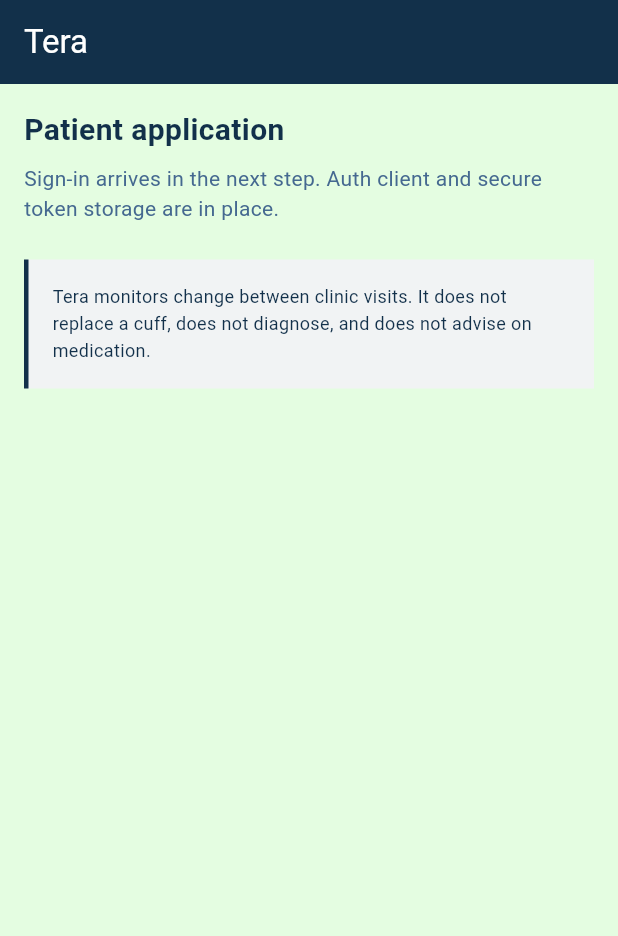
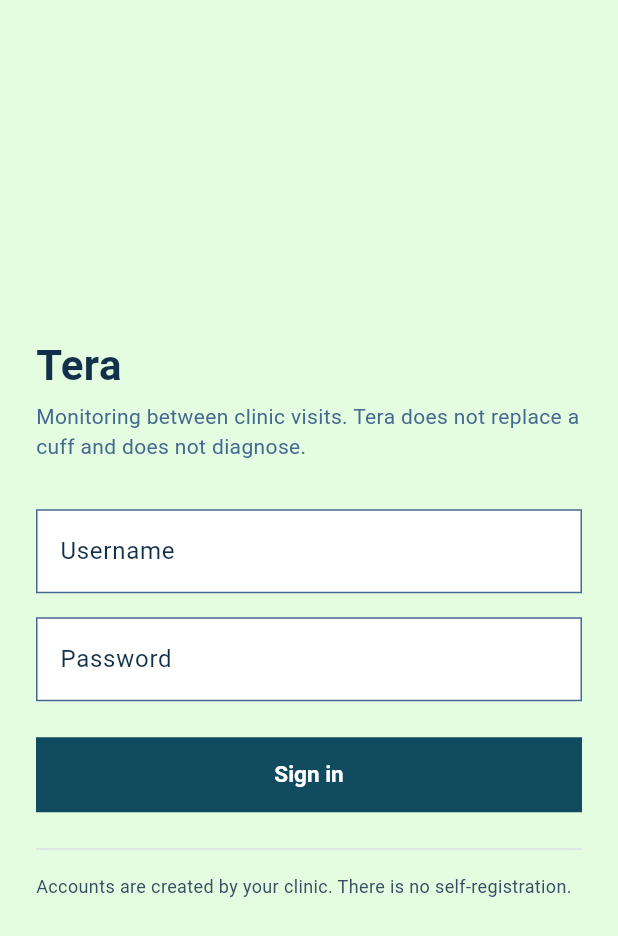
Before and after one commit to fideligo/tera-mobile, a Flutter app: the screen it shows after launch, on a phone screen of 412 x 824 dp. Shown: the top 936 px of the screen. Run offline on Flutter 3.47's test engine with Material 3 defaults, Android fonts, the phone set to English and light mode, and no system bars; our stand-ins replace flutter_secure_storage.

Commit message:
feat(patient): sign-in, session restore, sign-out and session-loss recovery
Wires the auth client from M1 into a working flow: launch restores a stored session,
sign-in and sign-out work, and a refresh that cannot be recovered returns the app to
sign-in rather than leaving the patient tapping a screen whose requests all fail.

- AuthController is a ChangeNotifier, not a state-management package. The app has one
  piece of global state; a dependency to hold a boolean and a session would be the
  worse trade.
- Restore trusts stored tokens without a round trip. The first real request refreshes
  or fails; blocking launch on a network call would leave a patient watching a spinner
  on a bad connection.
- The sign-in error repeats the backend's deliberate ambiguity - the API answers
  identically for an unknown account and a wrong password, so the UI must not narrow
  it down either. An unreachable backend is reported as a connection problem, not as
  bad credentials, because telling someone their password is wrong when the network is
  down sends them to reset a password that was fine.
- The failed-sign-in panel uses the system-flag treatment, not red. Red is absent from
  the palette by design and a rejected sign-in is a system state.

16 tests, analyze clean.

```diff
--- /dev/null
+++ b/patient/lib/auth/auth_controller.dart
@@ -0,0 +1,75 @@
+/// Session state for the app.
+///
+/// A [ChangeNotifier] rather than a state-management package: the app has one piece of global
+/// state — whether someone is signed in — and adding a dependency to hold one boolean and a
+/// [StoredSession] would be a worse trade than the twenty lines below.
+library;
+
+import 'package:flutter/foundation.dart';
+
+import '../api/api_client.dart';
+import 'token_store.dart';
+
+enum AuthStatus { checking, signedOut, signedIn }
+
+class AuthController extends ChangeNotifier {
+  AuthController({required ApiClient api}) : _api = api;
+
+  final ApiClient _api;
+
+  AuthStatus _status = AuthStatus.checking;
+  StoredSession? _session;
+  String? _error;
+
+  AuthStatus get status => _status;
+  StoredSession? get session => _session;
+  String? get error => _error;
+  bool get isSignedIn => _status == AuthStatus.signedIn;
+
+  /// Restore a session from secure storage at launch.
+  ///
+  /// A stored session is treated as valid without a round trip: the first real request will
+  /// refresh or fail, and blocking the launch on a network call would leave a patient staring
+  /// at a spinner on a bad connection.
+  Future<void> restore() async {
+    _session = await _api.currentSession();
+    _status = _session == null ? AuthStatus.signedOut : AuthStatus.signedIn;
+    notifyListeners();
+  }
+
+  Future<bool> signIn({required String username, required String password}) async {
+    _error = null;
+    notifyListeners();
+
+    try {
+      _session = await _api.signIn(username: username, password: password);
+      _status = AuthStatus.signedIn;
+      notifyListeners();
+      return true;
+    } on ApiException catch (e) {
+      _error = e.message;
+      notifyListeners();
+      return false;
+    } on Object {
+      _error = 'Could not reach Tera. Check your connection and try again.';
+      notifyListeners();
+      return false;
+    }
+  }
+
+  Future<void> signOut() async {
+    await _api.signOut();
+    _session = null;
+    _status = AuthStatus.signedOut;
+    _error = null;
+    notifyListeners();
+  }
+
+  /// Called by [ApiClient] when a refresh fails and the session cannot be recovered.
+  void onSessionLost() {
+    _session = null;
+    _status = AuthStatus.signedOut;
+    _error = 'Your session has ended. Please sign in again.';
+    notifyListeners();
+  }
+}
--- a/patient/lib/main.dart
+++ b/patient/lib/main.dart
@@ -17,7 +17,10 @@ library;
 import 'package:flutter/material.dart';
 
 import 'api/api_client.dart';
+import 'auth/auth_controller.dart';
 import 'auth/token_store.dart';
+import 'ui/home_screen.dart';
+import 'ui/sign_in_screen.dart';
 import 'ui/tokens.dart';
 
 /// The backend, overridable at build time so a demo can point at a laptop on the venue
@@ -43,21 +46,27 @@ class TeraPatientApp extends StatefulWidget {
 class _TeraPatientAppState extends State<TeraPatientApp> {
   late final TokenStore _tokenStore;
   late final ApiClient _api;
+  late final AuthController _auth;
 
   @override
   void initState() {
     super.initState();
     _tokenStore = SecureTokenStore();
-    _api = ApiClient(
-      baseUrl: apiBaseUrl,
-      tokenStore: _tokenStore,
-      // Set in M2, when there is a navigator to return to sign-in with.
-      onSessionLost: () {},
+    _auth = AuthController(
+      api: _api = ApiClient(
+        baseUrl: apiBaseUrl,
+        tokenStore: _tokenStore,
+        // A refresh that cannot be recovered returns the app to sign-in rather than leaving
+        // the patient tapping a screen whose requests all fail.
+        onSessionLost: () => _auth.onSessionLost(),
+      ),
     );
+    _auth.restore();
   }
 
   @override
   void dispose() {
+    _auth.dispose();
     _api.dispose();
     super.dispose();
   }
@@ -68,47 +77,22 @@ class _TeraPatientAppState extends State<TeraPatientApp> {
       title: 'Tera',
       debugShowCheckedModeBanner: false,
       theme: buildTeraTheme(),
-      home: const _Placeholder(),
+      home: AnimatedBuilder(
+        animation: _auth,
+        builder: (context, _) => switch (_auth.status) {
+          AuthStatus.checking => const _Loading(),
+          AuthStatus.signedOut => SignInScreen(auth: _auth),
+          AuthStatus.signedIn => HomeScreen(auth: _auth),
+        },
+      ),
     );
   }
 }
 
-/// Temporary landing screen. Replaced by the sign-in screen in M2.
-class _Placeholder extends StatelessWidget {
-  const _Placeholder();
+class _Loading extends StatelessWidget {
+  const _Loading();
 
   @override
-  Widget build(BuildContext context) {
-    return Scaffold(
-      appBar: AppBar(title: const Text('Tera')),
-      body: Padding(
-        padding: const EdgeInsets.all(TeraSpacing.md),
-        child: Column(
-          crossAxisAlignment: CrossAxisAlignment.start,
-          children: [
-            const Text(
-              'Patient application',
-              style: TextStyle(fontSize: 20, fontWeight: FontWeight.w600, color: TeraColors.ink),
-            ),
-            const SizedBox(height: TeraSpacing.sm),
-            const Text(
-              'Sign-in arrives in the next step. Auth client and secure token storage are in '
-              'place.',
-              style: TextStyle(color: TeraColors.muted, height: 1.4),
-            ),
-            const SizedBox(height: TeraSpacing.lg),
-            Container(
-              decoration: systemFlagDecoration(),
-              padding: const EdgeInsets.all(TeraSpacing.md),
-              child: const Text(
-                'Tera monitors change between clinic visits. It does not replace a cuff, does '
-                'not diagnose, and does not advise on medication.',
-                style: TextStyle(fontSize: 12, height: 1.5, color: TeraColors.ink),
-              ),
-            ),
-          ],
-        ),
-      ),
-    );
-  }
+  Widget build(BuildContext context) =>
+      const Scaffold(body: Center(child: CircularProgressIndicator()));
 }
--- /dev/null
+++ b/patient/lib/ui/sign_in_screen.dart
@@ -0,0 +1,131 @@
+/// Sign-in.
+///
+/// Colours come entirely from [TeraColors]; nothing new is introduced. The failed-sign-in
+/// panel uses the system-flag treatment (ink on ink100, 12.19:1) rather than red — red is
+/// absent from the palette by design, and a rejected sign-in is a system state.
+library;
+
+import 'package:flutter/material.dart';
+
+import '../auth/auth_controller.dart';
+import 'tokens.dart';
+
+class SignInScreen extends StatefulWidget {
+  const SignInScreen({super.key, required this.auth});
+
+  final AuthController auth;
+
+  @override
+  State<SignInScreen> createState() => _SignInScreenState();
+}
+
+class _SignInScreenState extends State<SignInScreen> {
+  final _username = TextEditingController();
+  final _password = TextEditingController();
+  final _formKey = GlobalKey<FormState>();
+  bool _busy = false;
+
+  @override
+  void dispose() {
+    _username.dispose();
+    _password.dispose();
+    super.dispose();
+  }
+
+  Future<void> _submit() async {
+    if (!(_formKey.currentState?.validate() ?? false)) return;
+
+    setState(() => _busy = true);
+    await widget.auth.signIn(
+      username: _username.text.trim(),
+      password: _password.text,
+    );
+    if (mounted) setState(() => _busy = false);
+  }
+
+  @override
+  Widget build(BuildContext context) {
+    final error = widget.auth.error;
+
+    return Scaffold(
+      body: SafeArea(
+        child: Center(
+          child: SingleChildScrollView(
+            padding: const EdgeInsets.all(TeraSpacing.lg),
+            child: ConstrainedBox(
+              constraints: const BoxConstraints(maxWidth: 420),
+              child: Form(
+                key: _formKey,
+                child: Column(
+                  crossAxisAlignment: CrossAxisAlignment.stretch,
+                  children: [
+                    const Text(
+                      'Tera',
+                      style: TextStyle(
+                        fontSize: 28,
+                        fontWeight: FontWeight.w600,
+                        color: TeraColors.ink,
+                      ),
+                    ),
+                    const SizedBox(height: TeraSpacing.xs),
+                    const Text(
+                      'Monitoring between clinic visits. Tera does not replace a cuff and '
+                      'does not diagnose.',
+                      style: TextStyle(color: TeraColors.muted, height: 1.45),
+                    ),
+                    const SizedBox(height: TeraSpacing.xl),
+
+                    TextFormField(
+                      controller: _username,
+                      decoration: const InputDecoration(labelText: 'Username'),
+                      keyboardType: TextInputType.emailAddress,
+                      autocorrect: false,
+                      textInputAction: TextInputAction.next,
+                      validator: (v) =>
+                          (v == null || v.trim().isEmpty) ? 'Enter your username.' : null,
+                    ),
+                    const SizedBox(height: TeraSpacing.md),
+                    TextFormField(
+                      controller: _password,
+                      decoration: const InputDecoration(labelText: 'Password'),
+                      obscureText: true,
+                      textInputAction: TextInputAction.done,
+                      onFieldSubmitted: (_) => _submit(),
+                      validator: (v) =>
+                          (v == null || v.isEmpty) ? 'Enter your password.' : null,
+                    ),
+
+                    if (error != null) ...[
+                      const SizedBox(height: TeraSpacing.md),
+                      Container(
+                        decoration: systemFlagDecoration(),
+                        padding: const EdgeInsets.all(TeraSpacing.md),
+                        child: Text(
+                          error,
+                          style: const TextStyle(color: TeraColors.ink, height: 1.4),
+                        ),
+                      ),
+                    ],
+
+                    const SizedBox(height: TeraSpacing.lg),
+                    FilledButton(
+                      onPressed: _busy ? null : _submit,
+                      child: Text(_busy ? 'Signing in…' : 'Sign in'),
+                    ),
+                    const SizedBox(height: TeraSpacing.lg),
+                    const Divider(),
+                    const SizedBox(height: TeraSpacing.md),
+                    const Text(
+                      'Accounts are created by your clinic. There is no self-registration.',
+                      style: TextStyle(fontSize: 12, height: 1.5, color: TeraColors.ink800),
+                    ),
+                  ],
+                ),
+              ),
+            ),
+          ),
+        ),
+      ),
+    );
+  }
+}
```
Also changed, not shown: patient/lib/ui/home_screen.dart (added, +67 -0 lines), 1 other file.
